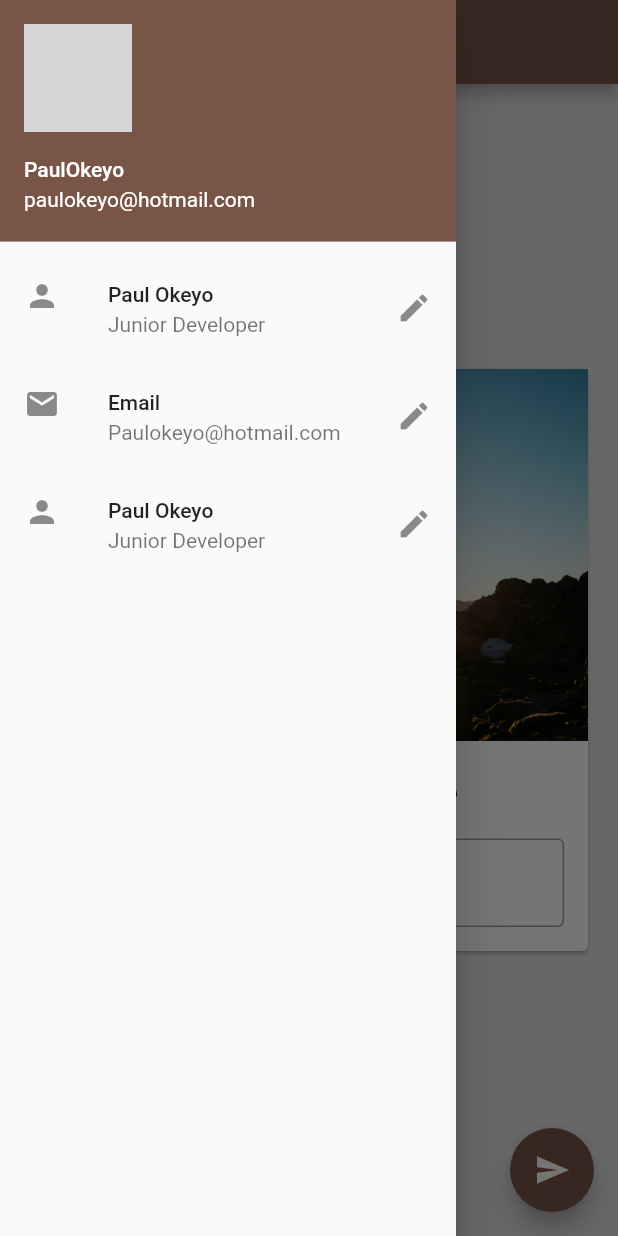
After one commit to ochipaul11/demo_app2, a Flutter app: the screen it shows after launch, with the side drawer open, on a phone screen of 412 x 824 dp. The commit adds this screen. Run offline on Flutter 3.47's test engine with Material 2 defaults, Android fonts, the phone set to English and light mode, and no system bars; network calls fail; grey boxes are pictures that could not be loaded.

Commit message:
Chapter five | organizing code

```diff
--- /dev/null
+++ b/lib/drawer.dart
@@ -0,0 +1,46 @@
+import 'package:flutter/material.dart';
+
+class myDrawer extends StatelessWidget {
+  const myDrawer({Key? key}) : super(key: key);
+
+  @override
+  Widget build(BuildContext context) {
+    return Drawer(
+      child: ListView(
+        padding: const EdgeInsets.all(0),
+        children: const <Widget>[
+          // DrawerHeader(
+          //   child: Text('I am a header'),
+          //  decoration: BoxDecoration(color: Colors.grey),
+          //  ),
+          UserAccountsDrawerHeader(
+              accountName: Text('PaulOkeyo'),
+              accountEmail: Text('paulokeyo@hotmail.com'),
+              currentAccountPicture: CircleAvatar(
+                backgroundImage:
+                NetworkImage('https://unsplash.com/photos/EAvS-4KnGrk'),
+              )),
+
+          ListTile(
+            leading: Icon(Icons.person),
+            title: Text("Paul Okeyo"),
+            subtitle: Text('Junior Developer'),
+            trailing: Icon(Icons.edit),
+          ),
+          ListTile(
+            leading: Icon(Icons.email),
+            title: Text("Email"),
+            subtitle: Text('Paulokeyo@hotmail.com'),
+            trailing: Icon(Icons.edit),
+          ),
+          ListTile(
+            leading: Icon(Icons.person),
+            title: Text("Paul Okeyo"),
+            subtitle: Text('Junior Developer'),
+            trailing: Icon(Icons.edit),
+          )
+        ],
+      ),
+    );
+  }
+}
--- /dev/null
+++ b/lib/homepage.dart
@@ -0,0 +1,54 @@
+import 'package:flutter/material.dart';
+
+import 'drawer.dart';
+import 'name_card_widget.dart';
+class HomePage extends StatefulWidget {
+  const HomePage({Key? key}) : super(key: key);
+
+  @override
+  State<HomePage> createState() => _HomePageState();
+}
+
+class _HomePageState extends State<HomePage> {
+  var myText = "Change My Name";
+  TextEditingController _nameController = TextEditingController();
+
+  @override
+  void initState() {
+    // TODO: implement initState
+    super.initState();
+  }
+
+  @override
+  void dispose() {
+    // TODO: implement dispose
+    super.dispose();
+  }
+
+  @override
+  Widget build(BuildContext context) {
+    return Scaffold(
+      backgroundColor: Colors.black12,
+      appBar: AppBar(
+        title: Text("Awesome Aplication"),
+      ),
+      body: Center(
+        child: Padding(
+          padding: const EdgeInsets.all(16.0),
+          child: SingleChildScrollView(
+            child: NameCardWidget(myText: myText, nameController: _nameController),
+          ),
+        ),
+      ),
+      drawer: myDrawer(),
+      floatingActionButton: FloatingActionButton(
+        onPressed: () {
+          myText = _nameController.text;
+          setState(() {});
+        },
+        child: Icon(Icons.send),
+      ),
+      //floatingActionButtonLocation: FloatingActionButtonLocation.
+    );
+  }
+}
--- /dev/null
+++ b/lib/name_card_widget.dart
@@ -0,0 +1,41 @@
+import 'package:flutter/material.dart';
+
+class NameCardWidget extends StatelessWidget {
+  const NameCardWidget({
+    Key? key,
+    required this.myText,
+    required TextEditingController nameController,
+  }) : _nameController = nameController, super(key: key);
+
+  final String myText;
+  final TextEditingController _nameController;
+
+  @override
+  Widget build(BuildContext context) {
+    return Card(
+      child: Column(
+        children: <Widget>[
+          Image.asset(
+            'assets/pic1.jpg',
+          ),
+          SizedBox(
+            height: 20,
+          ),
+          Text(myText,
+              style:
+              TextStyle(fontSize: 25, fontWeight: FontWeight.bold)),
+          Padding(
+            padding: const EdgeInsets.all(16.0),
+            child: TextField(
+              controller: _nameController,
+              decoration: InputDecoration(
+                  border: OutlineInputBorder(),
+                  hintText: 'Enter some text',
+                  labelText: "Name"),
+            ),
+          )
+        ],
+      ),
+    );
+  }
+}
```
Also changed, not shown: lib/main.dart (+2 -111 lines), 1 other file.
